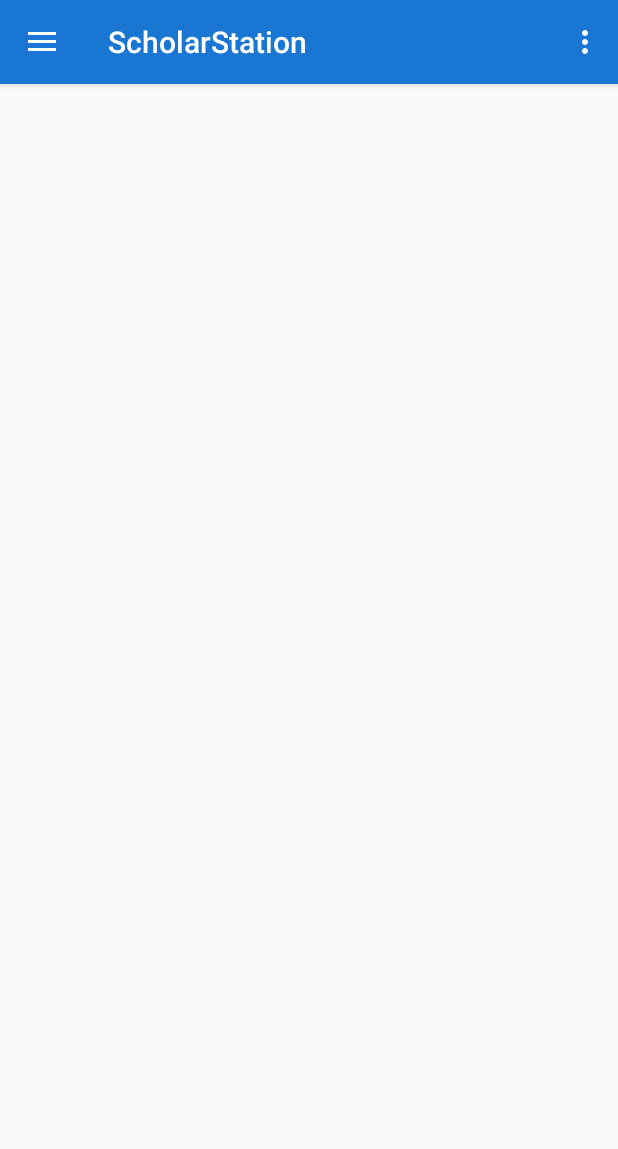
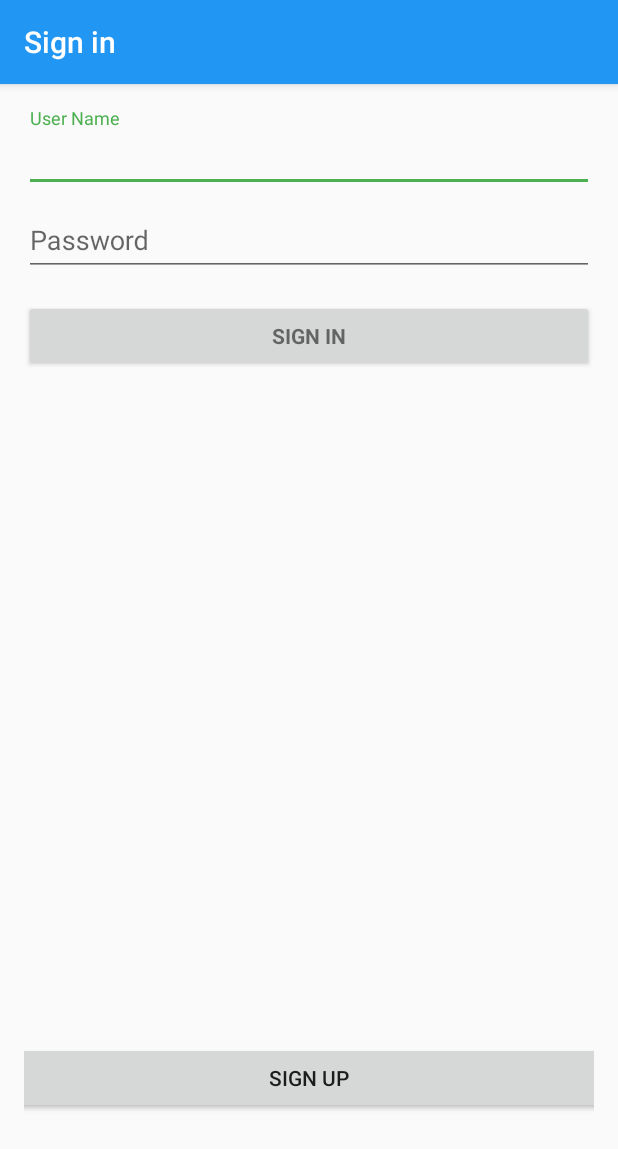
Before and after one commit to ScholarStation/Android.Java, an Android app: the screen it shows after launch (MainActivity before the commit, LoginActivity after it), on a phone screen of 412 x 824 dp. Shown: the top 1149 px of the screen. Run offline under Robolectric (Android 15) with nearby library versions, the light colour scheme and no system bars.

Commit message:
Working on Login
Getting proper login

```diff
--- a/ScholarStation/app/src/main/AndroidManifest.xml
+++ b/ScholarStation/app/src/main/AndroidManifest.xml
@@ -3,6 +3,11 @@
     package="scholarstationandroid.scholarstation">
 
     <uses-permission android:name="android.permission.INTERNET" />
+
+    <!-- To auto-complete the email text field in the login form with the user's emails -->
+    <uses-permission android:name="android.permission.GET_ACCOUNTS" />
+    <uses-permission android:name="android.permission.READ_PROFILE" />
+    <uses-permission android:name="android.permission.READ_CONTACTS" />
 
     <application
         android:allowBackup="true"
@@ -14,17 +19,22 @@
             android:name=".MainActivity"
             android:label="@string/app_name"
             android:theme="@style/AppTheme.NoActionBar">
+
+        </activity>
+        <activity android:name=".ProfileActivity" />
+        <activity
+            android:name=".StudyGroupListView"
+            android:label="@string/title_activity_study_group_list_view"
+            android:theme="@style/AppTheme.NoActionBar" />
+        <activity
+            android:name=".LoginActivity"
+            android:label="@string/title_activity_login">
             <intent-filter>
                 <action android:name="android.intent.action.MAIN" />
 
                 <category android:name="android.intent.category.LAUNCHER" />
             </intent-filter>
         </activity>
-        <activity android:name=".ProfileActivity" />
-        <activity
-            android:name=".StudyGroupListView"
-            android:label="@string/title_activity_study_group_list_view"
-            android:theme="@style/AppTheme.NoActionBar"></activity>
     </application>
 
 </manifest>
--- /dev/null
+++ b/ScholarStation/app/src/main/java/scholarstationandroid/scholarstation/LoginActivity.java
@@ -0,0 +1,54 @@
+package scholarstationandroid.scholarstation;
+
+import android.animation.Animator;
+import android.animation.AnimatorListenerAdapter;
+import android.annotation.TargetApi;
+import android.content.pm.PackageManager;
+import android.support.annotation.NonNull;
+import android.support.design.widget.Snackbar;
+import android.support.v7.app.AppCompatActivity;
+import android.app.LoaderManager.LoaderCallbacks;
+
+import android.content.CursorLoader;
+import android.content.Loader;
+import android.database.Cursor;
+import android.net.Uri;
+import android.os.AsyncTask;
+
+import android.os.Build;
+import android.os.Bundle;
+import android.provider.ContactsContract;
+import android.text.TextUtils;
+import android.view.KeyEvent;
+import android.view.View;
+import android.view.View.OnClickListener;
+import android.view.inputmethod.EditorInfo;
+import android.widget.ArrayAdapter;
+import android.widget.AutoCompleteTextView;
+import android.widget.Button;
+import android.widget.EditText;
+import android.widget.TextView;
+
+import java.util.ArrayList;
+import java.util.List;
+
+import static android.Manifest.permission.READ_CONTACTS;
+
+/**
+ * A login screen that offers login via email/password.
+ */
+public class LoginActivity extends AppCompatActivity {
+
+    @Override
+    protected void onCreate(Bundle savedInstanceState) {
+        super.onCreate(savedInstanceState);
+        setContentView(R.layout.activity_login);
+
+        final EditText user = (EditText) findViewById(R.id.username);
+        final EditText pass = (EditText) findViewById(R.id.password);
+        final Button signIn = (Button) findViewById(R.id.signInButton);
+
+        String userName = user.getText().toString();
+        String password = pass.getText().toString();
+    }
+}
--- /dev/null
+++ b/ScholarStation/app/src/main/res/layout/activity_login.xml
@@ -0,0 +1,86 @@
+<LinearLayout xmlns:android="http://schemas.android.com/apk/res/android"
+    xmlns:tools="http://schemas.android.com/tools"
+    android:layout_width="match_parent"
+    android:layout_height="match_parent"
+    android:gravity="center_horizontal"
+    android:orientation="vertical"
+    android:paddingBottom="@dimen/activity_vertical_margin"
+    android:paddingLeft="@dimen/activity_horizontal_margin"
+    android:paddingRight="@dimen/activity_horizontal_margin"
+    android:paddingTop="@dimen/activity_vertical_margin"
+    tools:context="scholarstationandroid.scholarstation.LoginActivity"
+    android:weightSum="1">
+
+    <!-- Login progress -->
+    <ProgressBar
+        android:id="@+id/login_progress"
+        style="?android:attr/progressBarStyleLarge"
+        android:layout_width="wrap_content"
+        android:layout_height="wrap_content"
+        android:layout_marginBottom="8dp"
+        android:visibility="gone" />
+
+    <ScrollView
+        android:id="@+id/login_form"
+        android:layout_width="match_parent"
+        android:layout_height="188dp"
+        android:layout_weight="0.87">
+
+        <LinearLayout
+            android:id="@+id/email_login_form"
+            android:layout_width="match_parent"
+            android:layout_height="wrap_content"
+            android:orientation="vertical">
+
+            <android.support.design.widget.TextInputLayout
+                android:layout_width="match_parent"
+                android:layout_height="wrap_content">
+
+                <EditText
+                    android:id="@+id/username"
+                    android:layout_width="match_parent"
+                    android:layout_height="wrap_content"
+                    android:hint="@string/prompt_userName"
+                    android:inputType="textEmailAddress"
+                    android:maxLines="1"
+                    android:singleLine="true" />
+
+            </android.support.design.widget.TextInputLayout>
+
+            <android.support.design.widget.TextInputLayout
+                android:layout_width="match_parent"
+                android:layout_height="wrap_content">
+
+                <EditText
+                    android:id="@+id/password"
+                    android:layout_width="match_parent"
+                    android:layout_height="wrap_content"
+                    android:hint="@string/prompt_password"
+                    android:imeActionId="@+id/login"
+                    android:imeActionLabel="@string/action_sign_in_short"
+                    android:imeOptions="actionUnspecified"
+                    android:inputType="textPassword"
+                    android:maxLines="1"
+                    android:singleLine="true" />
+
+            </android.support.design.widget.TextInputLayout>
+
+            <Button
+                android:id="@+id/signInButton"
+                style="?android:textAppearanceSmall"
+                android:layout_width="match_parent"
+                android:layout_height="wrap_content"
+                android:layout_marginTop="16dp"
+                android:text="@string/action_sign_in"
+                android:textStyle="bold" />
+
+        </LinearLayout>
+    </ScrollView>
+
+    <Button
+        android:layout_width="409dp"
+        android:layout_height="wrap_content"
+        android:text="Sign Up"
+        android:id="@+id/signUpButton"
+        android:layout_gravity="center_horizontal" />
+</LinearLayout>
--- a/ScholarStation/app/src/main/res/values/strings.xml
+++ b/ScholarStation/app/src/main/res/values/strings.xml
@@ -9,4 +9,18 @@
     <!-- TODO: Remove or change this placeholder text -->
     <string name="hello_blank_fragment">Hello blank fragment</string>
     <string name="title_activity_study_group_list_view">StudyGroupListView</string>
+    <string name="title_activity_login">Sign in</string>
+
+    <!-- Strings related to login -->
+    <string name="prompt_userName">User Name</string>
+    <string name="prompt_password">Password </string>
+    <string name="action_sign_in">Sign in</string>
+    <string name="action_sign_in_short">Sign in</string>
+    <string name="error_invalid_email">This email address is invalid</string>
+    <string name="error_invalid_password">This password is too short</string>
+    <string name="error_incorrect_password">This password is incorrect</string>
+    <string name="error_field_required">This field is required</string>
+    <string name="permission_rationale">"Contacts permissions are needed for providing email
+        completions."
+    </string>
 </resources>
```
